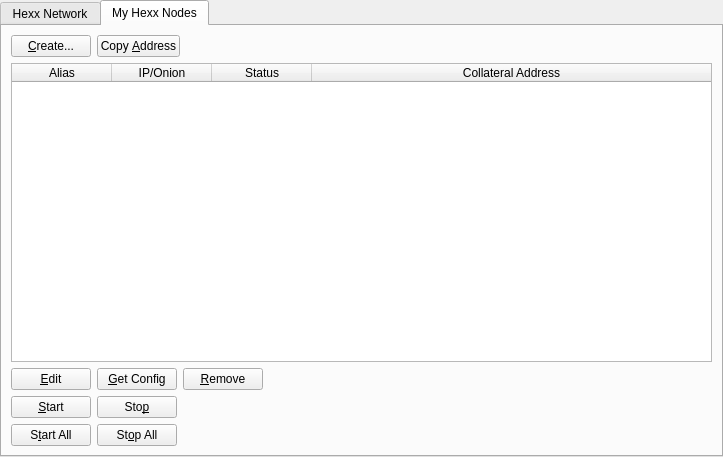
healthnode/hexxcoin, file src/qt/forms/masternodemanager.ui: the form before one commit.
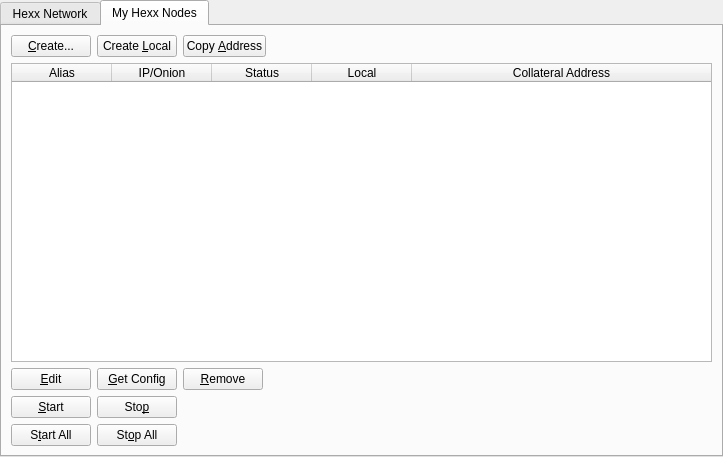
The form after the commit. The open tabs and pages were chosen to show the change.

```diff
--- a/src/qt/forms/masternodemanager.ui
+++ b/src/qt/forms/masternodemanager.ui
@@ -142,6 +142,13 @@
                </property>
               </widget>
              </item>
+             <item>
+              <widget class="QPushButton" name="localButton">
+               <property name="text">
+                <string>Create &amp;Local</string>
+               </property>
+              </widget>
+             </item>
              <item>
               <widget class="QPushButton" name="copyAddressButton">
                <property name="text">
@@ -196,6 +203,11 @@
                <string>Status</string>
               </property>
              </column>
+             <column>
+              <property name="text">
+               <string>Local</string>
+              </property>
+             </column>
              <column>
               <property name="text">
                <string>Collateral Address</string>
```
Left out of the diff: 2 changed lines with no effect on the pictures.
